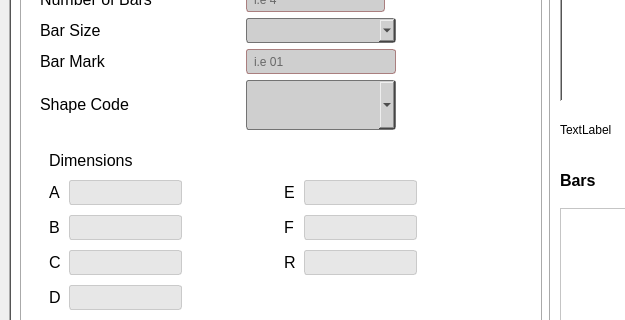
The window that assets/ui/GenBBS_reinf.ui (Ano-ly/GenBBS) describes before a commit, drawn with Qt 5; both pictures show x 0 to 625 and y 205 to 525 of the 918 by 907 pixel window.
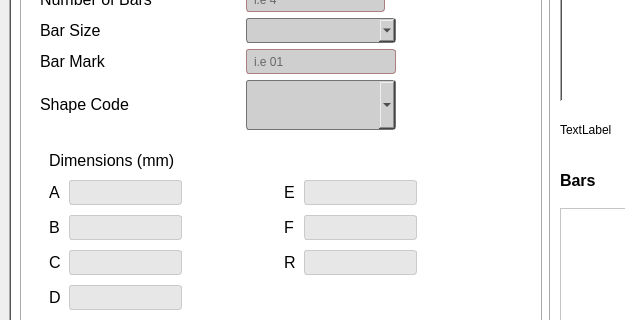
The same window after the commit. Icons and pictures are not drawn.

```diff
--- a/assets/ui/GenBBS_reinf.ui
+++ b/assets/ui/GenBBS_reinf.ui
@@ -736,7 +736,7 @@
                    </font>
                   </property>
                   <property name="text">
-                   <string>Dimensions</string>
+                   <string>Dimensions (mm)</string>
                   </property>
                  </widget>
                 </item>
```
Left out of the diff: 8 changed lines with no effect on the pictures.
